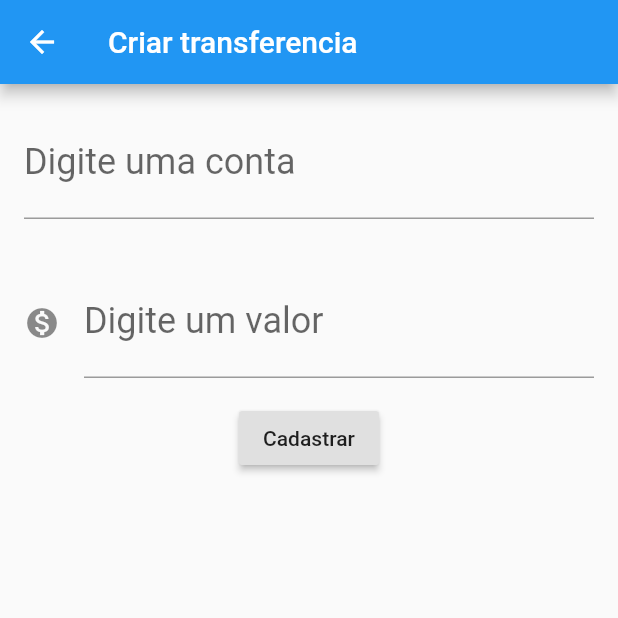
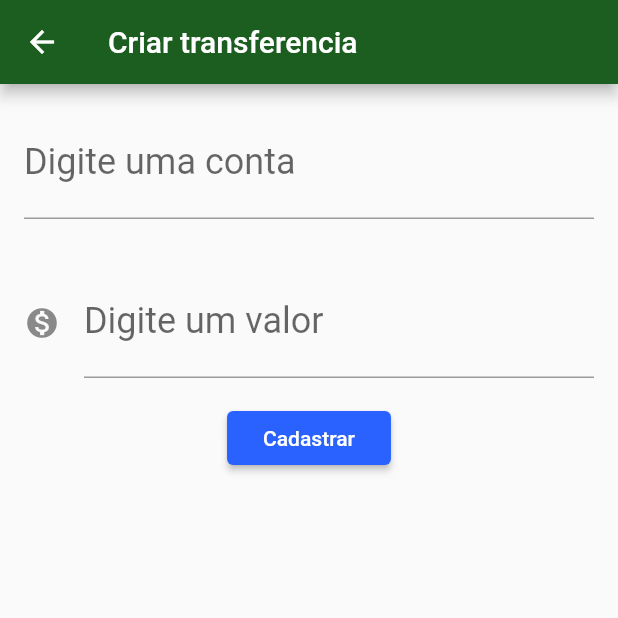
Before and after one commit to felipeferrari90/aluraapp01, a Flutter app: the screen it shows after launch, after a tap on the "add" icon, on a phone screen of 412 x 824 dp, the top half of it. Run offline on Flutter 3.47's test engine with Material 2 defaults, Android fonts, the phone set to English and light mode, and no system bars.

```diff
--- a/lib/main.dart
+++ b/lib/main.dart
@@ -10,11 +10,26 @@ class ByteBankApp extends StatelessWidget{
   Widget build(BuildContext context) {
     return MaterialApp(
        home: ListaTransferencia(),
+       theme: ThemeData(
+         primaryColor: Colors.green[900],
+         accentColor: Colors.blueAccent[700],    //cor secundaria
+         buttonTheme: ButtonThemeData(           //thema de cor para botoes
+           buttonColor: Colors.blueAccent[700],
+           textTheme: ButtonTextTheme.primary    // cor branca do botao (letra)
+         )
+       ),
     );
   }
 }
 
-class FormularioTransferencia extends StatelessWidget{
+class FormularioTransferencia extends StatefulWidget{
+  @override
+  State<StatefulWidget> createState() {
+    return FormularioTransferenciaState();
+  }
+}
+
+class FormularioTransferenciaState extends State<FormularioTransferencia>{
 
   final TextEditingController _contrCampoConta = TextEditingController();
   final TextEditingController _contrCampoValor = TextEditingController();
@@ -25,7 +40,8 @@ class FormularioTransferencia extends StatelessWidget{
         appBar: AppBar(
           title: Text("Criar transferencia"),
         ),
-        body: Column(
+        body: SingleChildScrollView (
+          child: Column(
           children: <Widget>[
             CampoEditor(
               controller: _contrCampoConta,
@@ -46,6 +62,7 @@ class FormularioTransferencia extends StatelessWidget{
             )
           ]
         )
+      )
      );
   }
 
@@ -59,11 +76,10 @@ class FormularioTransferencia extends StatelessWidget{
         Navigator.pop(context, transferenciaCriada);
       }
   }
+
 }
 
 
-
-}
 
 class CampoEditor extends StatelessWidget {
 
@@ -104,20 +120,30 @@ class CampoEditor extends StatelessWidget {
 
 
 
-class ListaTransferencia extends StatelessWidget{
+class ListaTransferencia extends StatefulWidget{
 
-@override
-Widget build(BuildContext context) {
-     return Scaffold(
+  List<Transferencia> _transferencias = List();
+
+  @override
+  State<StatefulWidget> createState() {
+     return ListaTransferenciaState();
+  }
+}
+
+class ListaTransferenciaState extends State<ListaTransferencia>{
+
+  @override
+  Widget build(BuildContext context) {
+      return Scaffold(
         appBar: AppBar(
           title: Text("Transferências"),
         ),
-        body: Column(
-            children: <Widget>[
-               ItemTransferencia(Transferencia(100.00 ,"000-5")),
-               ItemTransferencia(Transferencia(450.00 ,"000-6")),
-               ItemTransferencia(Transferencia(50.00 ,"000-7")),
-            ],
+        body: ListView.builder(
+           itemCount: widget._transferencias.length,
+           itemBuilder: (context, indice){
+             final transferencia = widget._transferencias[indice];
+             return ItemTransferencia(transferencia);
+           },
         ),
         floatingActionButton: FloatingActionButton(
           onPressed: (){
@@ -128,16 +154,19 @@ Widget build(BuildContext context) {
             ));
 
             futuro.then((transferenciaRecebida){
-              debugPrint("$transferenciaRecebida");
+              if (transferenciaRecebida != null){
+                  debugPrint("$transferenciaRecebida");
+                  widget._transferencias.add(transferenciaRecebida);
+              }
             });
 
           },
           child: Icon(Icons.add),
         ),
       );
-   }
+  }
+
 }
-
 /*
 
   NAVIGATOR - referente a comportamentos de tela, entrar numa nova ou entrar em uma anterior
@@ -188,3 +217,45 @@ class Transferencia {
 
    Transferencia(this._valor, this._conta);
 }
+
+/*
+
+BUG 1 - o cara vai no formulario, ate preenche um valor mais da um return, ai da erro
+SULUCAO - o retorno do pop nao esta fazendo uma validacao para valor nulo, ai nessse caso é
+          nessessario criar um if no futuro.then pra tratar se o valor retornado for nulo
+
+BUG 2 - o cara vai virar a tela pra preencher o formulario e da problemas de espaçamento.
+SULUCAO - envolva o column do formulario com outro widget chamado singlechildscrollview,
+
+BUG 3 - em landscape ainda (tela deitada) ocorre um bug no qual se vc preenche os campos e
+        aperta o back do android  pra confirmar, antes de apertar o botao vc vê que os dados
+        digitados somem
+
+        isso se da ao fato do TextEditingController ser uma referencia que muda o estado e
+        conteudo dos widgets.
+
+SOLUCAO - converter o formulario de transferencia de stateless para stateful e reajustar as
+          variaveis criadas la
+
+BUG 4 - aprendemos que o build é usado sempre que fizemos algo ou atualizamos a pagina
+        porem, la no future.then se a gente coloca um tempo de 1s pra adicionar a
+        transferencia, quando a gente ver o resultado verificamos que nada foi adicionado
+        a lista de transferencias (esse é o risco de trabalharmos com execusoes assincronas)
+
+        porque? simples. o build foi chamado porem a atualizacao por ter vindo 1s nao veio nesse build
+        sendo nessessario vc ir na outra tela e voltar pra buildar denovo e assim aparecer
+        sua transferencia ja criada
+
+SOLUCAO - setState((){}) - que recebe um callback que dentro dele faz tudo aquilo que a
+                          gente colocar e depois atualiza a tela chamando o build denovo, que só é chamado
+                          depois que toda a instrucao dentro de colchetes dentro dele seja executado
+
+      agora podemos colocar até 3 minutos de delay pra add a lista que agora funcionara.
+
+
+
+
+
+
+
+*/
```
